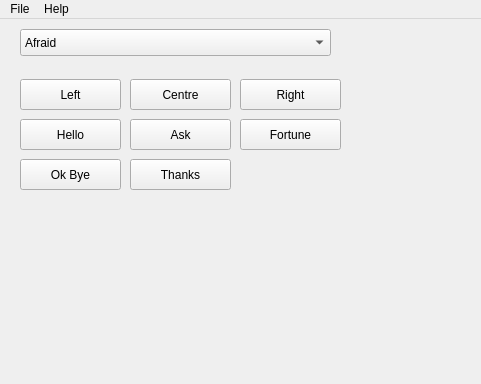
ptbw/Fritz-Qt5-project-for-Raspberry-Pi, file Fritz/mainwindow.ui: the form before one commit; both pictures show x 0 to 481 and y 0 to 384 of the 877 by 604 pixel window.
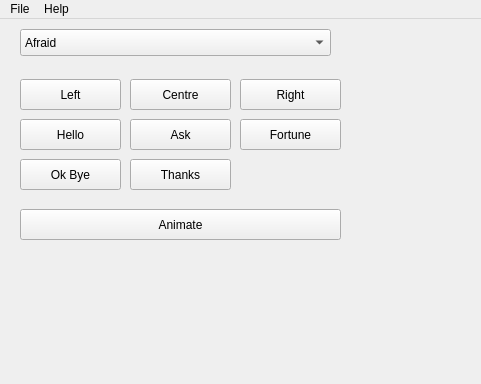
The form after the commit.

Commit message: Updated serial read to be async and added animate thread

```diff
--- a/Fritz/mainwindow.ui
+++ b/Fritz/mainwindow.ui
@@ -226,6 +226,19 @@
      <string>Thanks</string>
     </property>
    </widget>
+   <widget class="QPushButton" name="btnAnimate">
+    <property name="geometry">
+     <rect>
+      <x>20</x>
+      <y>190</y>
+      <width>321</width>
+      <height>31</height>
+     </rect>
+    </property>
+    <property name="text">
+     <string>Animate</string>
+    </property>
+   </widget>
   </widget>
   <widget class="QMenuBar" name="menuBar">
    <property name="geometry">
```
Left out of the diff: 2 changed lines with no effect on the pictures. The commit also changes 13 other files.
